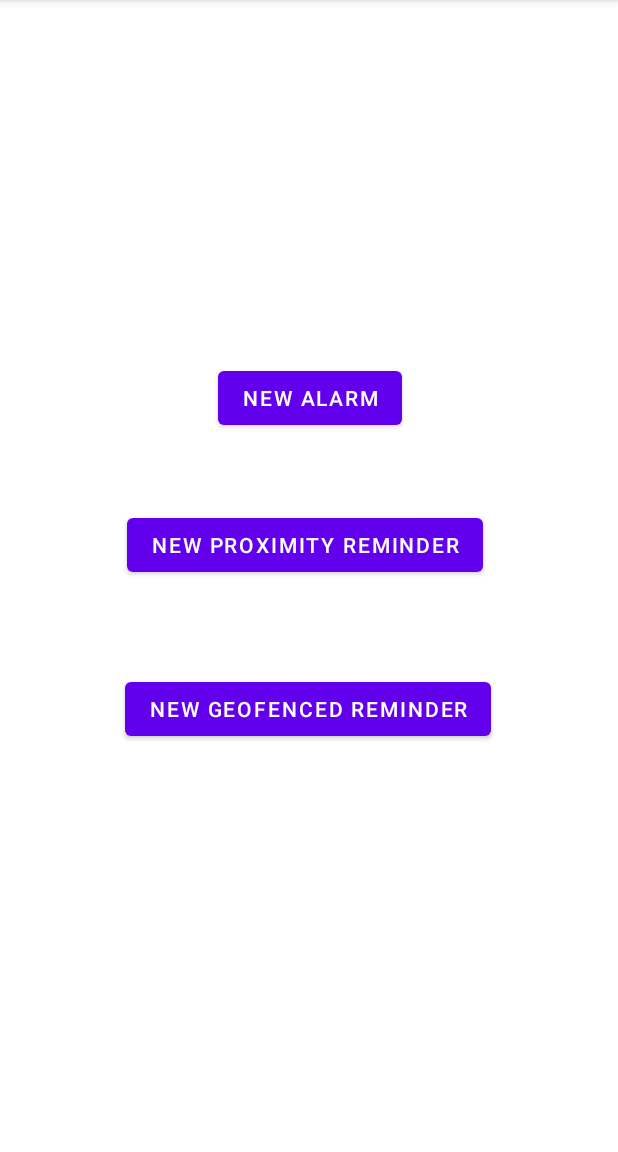
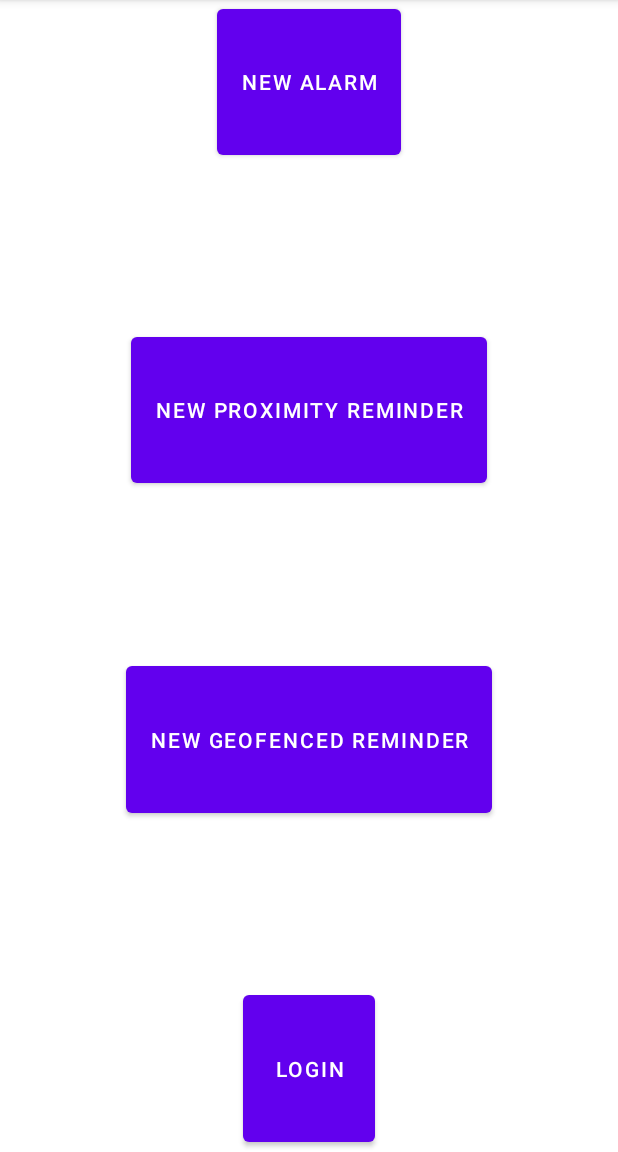
Before and after one commit to amandagrono/Onit, an Android app: the screen it shows after launch (MainActivity), on a phone screen of 412 x 824 dp, the part 84-1236 px from its top. Run offline under Robolectric (Android 15) with nearby library versions, the phone set to English and light mode, and no system bars; our stand-ins replace Volley.

Commit message:
Added Account and Syncing of geofence reminders

```diff
--- a/app/src/main/AndroidManifest.xml
+++ b/app/src/main/AndroidManifest.xml
@@ -17,7 +17,9 @@
         android:label="@string/app_name"
         android:roundIcon="@mipmap/ic_launcher_round"
         android:supportsRtl="true"
-        android:theme="@style/Theme.Onit">
+        android:theme="@style/Theme.Onit"
+        android:usesCleartextTraffic="true"
+        >
         <activity android:name=".Alarms.list.AlarmListActivity" />
         <activity android:name=".Alarms.AlarmViewActivity"
             android:launchMode="singleTask"/>
--- a/app/src/main/java/com/temple/onit/Alarms/database/SmartAlarmDao.java
+++ b/app/src/main/java/com/temple/onit/Alarms/database/SmartAlarmDao.java
@@ -5,6 +5,7 @@ import androidx.lifecycle.LiveData;
 import androidx.room.Dao;
 import androidx.room.Delete;
 import androidx.room.Insert;
+import androidx.room.OnConflictStrategy;
 import androidx.room.Query;
 import androidx.room.Update;
 
@@ -15,7 +16,7 @@ import java.util.List;
 @Dao
 public interface SmartAlarmDao {
 
-    @Insert
+    @Insert(onConflict = OnConflictStrategy.REPLACE)
     void insert(SmartAlarm alarm);
 
     @Query("DELETE FROM alarm_table")
--- a/app/src/main/java/com/temple/onit/Constants.java
+++ b/app/src/main/java/com/temple/onit/Constants.java
@@ -31,7 +31,7 @@ public class Constants {
     public static final int HOUR_IN_MILLIS = 3600000;
     public static final int MINUTE_IN_MILLIS = 60000;
 
-    public static final String URL = "192.168.1.235:3000";
+    public static final String URL = "http://192.168.1.235:3000";
 
     /* API ENDPOINTS FOR ACCOUNTS */
     public static final String API_ADD_USER = URL+"/add_user";
--- a/app/src/main/java/com/temple/onit/GeofencedReminder/GeofenceReminderManager.java
+++ b/app/src/main/java/com/temple/onit/GeofencedReminder/GeofenceReminderManager.java
@@ -145,7 +145,7 @@ public class GeofenceReminderManager {
         return getAll().get(getAll().size() - 1);
     }
 
-    interface GeofenceManagerInterface{
+    public interface GeofenceManagerInterface{
         public void onSuccess();
         public void onFailure(String error);
     }
--- a/app/src/main/java/com/temple/onit/OnitApplication.java
+++ b/app/src/main/java/com/temple/onit/OnitApplication.java
@@ -7,6 +7,7 @@ import android.os.Build;
 import android.util.Log;
 
 import com.temple.onit.GeofencedReminder.GeofenceReminderManager;
+import com.temple.onit.account.AccountManager;
 
 
 public class OnitApplication extends Application {
@@ -14,6 +15,7 @@ public class OnitApplication extends Application {
 
     public static OnitApplication instance;
     private GeofenceReminderManager geofenceReminderManager;
+    private AccountManager accountManager;
 
 
     @Override
@@ -21,9 +23,13 @@ public class OnitApplication extends Application {
         super.onCreate();
         instance = this;
         geofenceReminderManager = new GeofenceReminderManager(this);
+        accountManager = new AccountManager(this);
         createNotificationChannelAlarm();
     }
 
+    public AccountManager getAccountManager() {
+        return accountManager;
+    }
 
     public GeofenceReminderManager getGeofenceReminderManager(){
         return geofenceReminderManager;
--- a/app/src/main/java/com/temple/onit/ServerManager.java
+++ b/app/src/main/java/com/temple/onit/ServerManager.java
@@ -12,6 +12,7 @@ import com.android.volley.toolbox.Volley;
 import com.google.android.gms.maps.model.LatLng;
 import com.google.gson.JsonObject;
 import com.google.gson.JsonParser;
+import com.temple.onit.Alarms.SmartAlarm;
 
 import org.json.JSONArray;
 import org.json.JSONException;
@@ -92,6 +93,10 @@ public class ServerManager {
         return date.getTimeInMillis()/1000;
     }
 
+    public static void putAlarmInDatabase(SmartAlarm alarm){
+
+    }
+
     public interface ResponseListener{
         public void gotResponse(String jsonObject);
     }
--- a/app/src/main/res/layout/activity_main.xml
+++ b/app/src/main/res/layout/activity_main.xml
@@ -1,47 +1,57 @@
 <?xml version="1.0" encoding="utf-8"?>
-<androidx.constraintlayout.widget.ConstraintLayout xmlns:android="http://schemas.android.com/apk/res/android"
+<LinearLayout xmlns:android="http://schemas.android.com/apk/res/android"
     xmlns:app="http://schemas.android.com/apk/res-auto"
     xmlns:tools="http://schemas.android.com/tools"
     android:layout_width="match_parent"
     android:layout_height="match_parent"
-    tools:context=".MainActivity">
+    tools:context=".MainActivity"
+    android:orientation="vertical">
 
     <Button
         android:id="@+id/button_alarm"
         android:layout_width="wrap_content"
-        android:layout_height="wrap_content"
-        android:layout_marginStart="159dp"
-        android:layout_marginTop="241dp"
-        android:layout_marginEnd="158dp"
+        android:layout_height="0dp"
+        android:layout_weight=".2"
+        android:layout_gravity="center"
         android:text="@string/new_alarm"
-        app:layout_constraintEnd_toEndOf="parent"
-        app:layout_constraintStart_toStartOf="parent"
-        app:layout_constraintTop_toTopOf="parent" />
+        />
+    <Space
+        android:layout_width="wrap_content"
+        android:layout_height="0dp"
+        android:layout_weight=".2"/>
 
     <Button
         android:id="@+id/button_proximity_reminder"
         android:layout_width="wrap_content"
-        android:layout_height="wrap_content"
-        android:layout_marginStart="156dp"
-        android:layout_marginTop="50dp"
-        android:layout_marginEnd="161dp"
+        android:layout_height="0dp"
+        android:layout_weight=".2"
         android:text="@string/new_proximity_reminder"
-        app:layout_constraintEnd_toEndOf="parent"
-        app:layout_constraintStart_toStartOf="parent"
-        app:layout_constraintTop_toBottomOf="@+id/button_alarm" />
+        android:layout_gravity="center"
+         />
+    <Space
+        android:layout_width="wrap_content"
+        android:layout_height="0dp"
+        android:layout_weight=".2"/>
 
     <Button
         android:id="@+id/button_geofenced_reminder"
         android:layout_width="wrap_content"
-        android:layout_height="wrap_content"
-        android:layout_marginStart="158dp"
-        android:layout_marginTop="43dp"
-        android:layout_marginEnd="159dp"
-        android:layout_marginBottom="253dp"
+        android:layout_height="0dp"
+        android:layout_weight=".2"
+        android:layout_gravity="center"
         android:text="@string/new_geofenced_reminder"
-        app:layout_constraintBottom_toBottomOf="parent"
-        app:layout_constraintEnd_toEndOf="parent"
-        app:layout_constraintStart_toStartOf="parent"
-        app:layout_constraintTop_toBottomOf="@+id/button_proximity_reminder" />
+         />
+    <Space
+        android:layout_width="wrap_content"
+        android:layout_height="0dp"
+        android:layout_weight=".2"/>
 
-</androidx.constraintlayout.widget.ConstraintLayout>
+    <Button
+        android:id="@+id/loginButton"
+        android:text="login"
+        android:layout_gravity="center"
+        android:layout_weight=".2"
+        android:layout_width="wrap_content"
+        android:layout_height="0dp"/>
+
+</LinearLayout>
```
Also changed, not shown: app/src/main/java/com/temple/onit/MainActivity.java (+130 -1 lines), app/src/main/java/com/temple/onit/account/AccountManager.java (+62 -8 lines).
